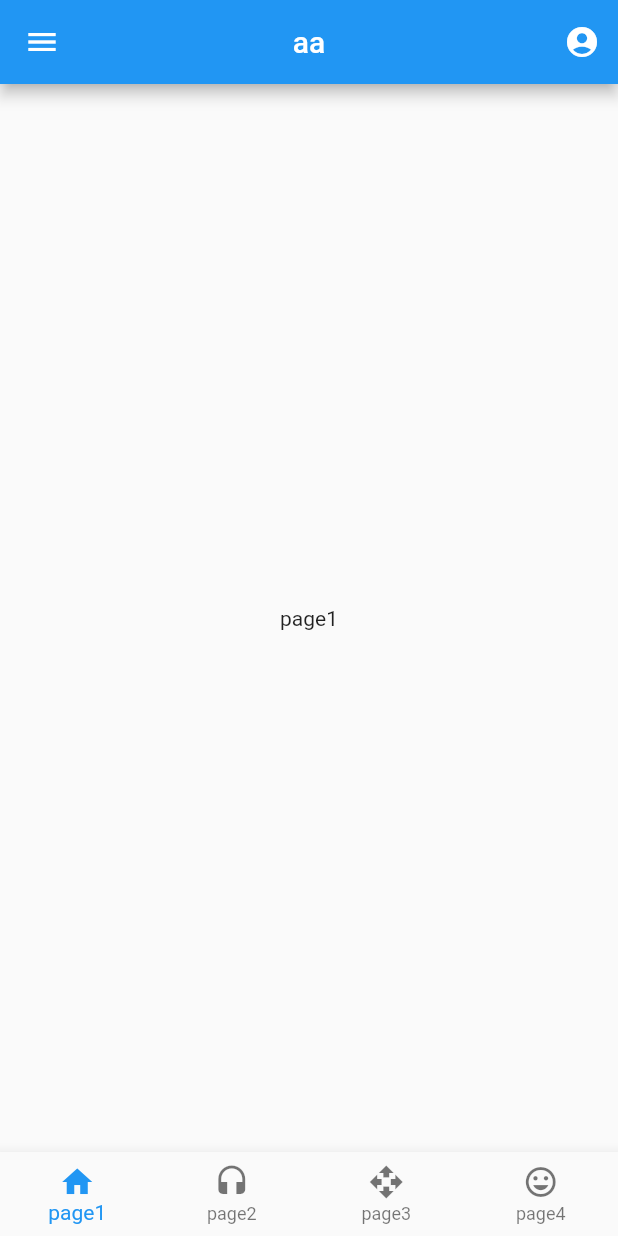
After one commit to bikeming/firstFlutter, a Flutter app: the MainPage screen opened by its route, on a phone screen of 412 x 824 dp. The commit adds this screen. Run offline on Flutter 3.47's test engine with Material 2 defaults, Android fonts, the phone set to English and light mode, and no system bars; our stand-ins replace dio, flutter_screenutil, fluttertoast; statements that could not run were skipped.

Commit message:
主界面搭建

```diff
--- /dev/null
+++ b/lib/ui/MainPage.dart
@@ -0,0 +1,103 @@
+import 'package:flutter/material.dart';
+import 'package:fluttertoast/fluttertoast.dart';
+import 'Page1.dart';
+import 'Page2.dart';
+import 'Page3.dart';
+import 'Page4.dart';
+
+/// @author: jm
+/// @date: 2019/7/1 13:38
+/// @Version:1.0
+/// @Description: 主界面
+class MainPage extends StatefulWidget {
+  @override
+  _MainPageState createState() => _MainPageState();
+//  final String userName;
+//
+//  MainPage({this.userName});
+
+}
+
+class _MainPageState extends State<MainPage>
+    with SingleTickerProviderStateMixin {
+  List<Widget> _tabViewList = [Page1(), Page2(), Page3(), Page4()];
+  List<BottomNavigationBarItem> _bottomNavigationBarItemList = [
+    new BottomNavigationBarItem(icon: Icon(Icons.home), title: Text("page1")),
+    new BottomNavigationBarItem(
+        icon: Icon(Icons.headset), title: Text("page2")),
+    new BottomNavigationBarItem(
+        icon: Icon(Icons.open_with), title: Text("page3")),
+    new BottomNavigationBarItem(icon: Icon(Icons.mood), title: Text("page4")),
+  ];
+  int _currentIndex = 0;
+  TabController _tabController;
+
+  @override
+  void initState() {
+    super.initState();
+    _tabController =
+        new TabController(length: _tabViewList.length, vsync: this);
+  }
+
+  @override
+  void dispose() {
+    super.dispose();
+    _tabController.dispose();
+  }
+
+  @override
+  Widget build(BuildContext context) {
+    var userName=ModalRoute.of(context).settings.arguments;
+
+    return Scaffold(
+      appBar: AppBar(
+        title: Text(userName != null ? userName : "aa"),
+        centerTitle: true,
+        actions: <Widget>[
+          IconButton(
+            icon: Icon(
+              Icons.account_circle,
+              color: Colors.white,
+            ),
+            onPressed: () {
+              Fluttertoast.showToast(msg: "wainting");
+            },
+          )
+        ],
+        leading: Builder(builder: (BuildContext context) {
+          return IconButton(
+              icon: Icon(Icons.menu),
+              onPressed: () => Scaffold.of(context).openDrawer());
+        }),
+      ),
+      body: TabBarView(
+        children: _tabViewList,
+        controller: _tabController,
+        physics: NeverScrollableScrollPhysics(), //禁用tabbarview滑动
+      ),
+      bottomNavigationBar: BottomNavigationBar(
+        items: _bottomNavigationBarItemList,
+        currentIndex: _currentIndex,
+        type: BottomNavigationBarType.fixed, //BottomNavigationBar超过3个不加这个属性会不显示
+        onTap: (index) => this.setState(() {
+          _currentIndex = index;
+          _tabController.index = index;
+        }),
+      ),
+      drawer: MyDrawer(),
+    );
+  }
+}
+
+class MyDrawer extends StatelessWidget {
+  @override
+  Widget build(BuildContext context) {
+    return Drawer(
+      child: new Center(
+          child: Text(
+        "Mydrawer",
+        style: TextStyle(fontSize: 20, color: Colors.lightBlue),
+      )),
+    );
+  }
+}
--- /dev/null
+++ b/lib/ui/Page1.dart
@@ -0,0 +1,20 @@
+import 'package:flutter/material.dart';
+
+/// @author: jm
+/// @date: 2019/7/1 13:44
+/// @Version:1.0
+/// @Description:
+
+class Page1 extends StatefulWidget {
+  @override
+  _Page1State createState() => _Page1State();
+}
+
+class _Page1State extends State<Page1> {
+  @override
+  Widget build(BuildContext context) {
+    return Center(
+      child: Text("page1"),
+    );
+  }
+}
--- /dev/null
+++ b/lib/ui/Page2.dart
@@ -0,0 +1,19 @@
+import 'package:flutter/material.dart';
+
+/// @author: jm
+/// @date: 2019/7/1 13:45
+/// @Version:1.0
+/// @Description:
+
+class Page2 extends StatefulWidget {
+  @override
+  _Page2State createState() => _Page2State();
+}
+
+class _Page2State extends State<Page2> {
+  @override
+  Widget build(BuildContext context) {
+    return Center(
+      child: Text("page2"),
+    );  }
+}
--- /dev/null
+++ b/lib/ui/Page3.dart
@@ -0,0 +1,19 @@
+import 'package:flutter/material.dart';
+
+/// @author: jm
+/// @date: 2019/7/1 13:45
+/// @Version:1.0
+/// @Description:
+
+class Page3 extends StatefulWidget {
+  @override
+  _Page3State createState() => _Page3State();
+}
+
+class _Page3State extends State<Page3> {
+  @override
+  Widget build(BuildContext context) {
+    return Center(
+      child: Text("page3"),
+    );  }
+}
--- /dev/null
+++ b/lib/ui/Page4.dart
@@ -0,0 +1,19 @@
+import 'package:flutter/material.dart';
+
+/// @author: jm
+/// @date: 2019/7/1 13:45
+/// @Version:1.0
+/// @Description:
+
+class Page4 extends StatefulWidget {
+  @override
+  _Page4State createState() => _Page4State();
+}
+
+class _Page4State extends State<Page4> {
+  @override
+  Widget build(BuildContext context) {
+    return Center(
+      child: Text("page4"),
+    );  }
+}
--- /dev/null
+++ b/lib/utils/RouteUtils.dart
@@ -0,0 +1,21 @@
+import 'package:flutter/material.dart';
+
+/// @author: jm
+/// @date: 2019/7/1 14:09
+/// @Version:1.0
+/// @Description:命名路由中的KEY统一管理
+
+class RouteUtils {
+  ///主页面
+  static const MAINPAGE = "page_main";
+
+  static void pushNamed(BuildContext buildContext, String routeKey,
+      {arguments: Object}) {
+    Navigator.pushNamed(buildContext, routeKey, arguments: arguments);
+  }
+
+  static void pushReplacementNamed(BuildContext buildContext, String routeKey,
+      {arguments: Object}) {
+    Navigator.pushNamed(buildContext, routeKey, arguments: arguments);
+  }
+}
--- a/lib/widgetDemo/ScaffoldWidget.dart
+++ b/lib/widgetDemo/ScaffoldWidget.dart
@@ -80,6 +80,7 @@ class ScaffoldState extends State<ScaffoldWidget>
   void _ontaped(int value) {
     setState(() {
       this._currentIndex = value;
+      controller.index = value;
     });
   }
 }
```
Also changed, not shown: lib/main.dart (+6 -3 lines), lib/ui/LoginPage.dart (+6 -1 lines).
